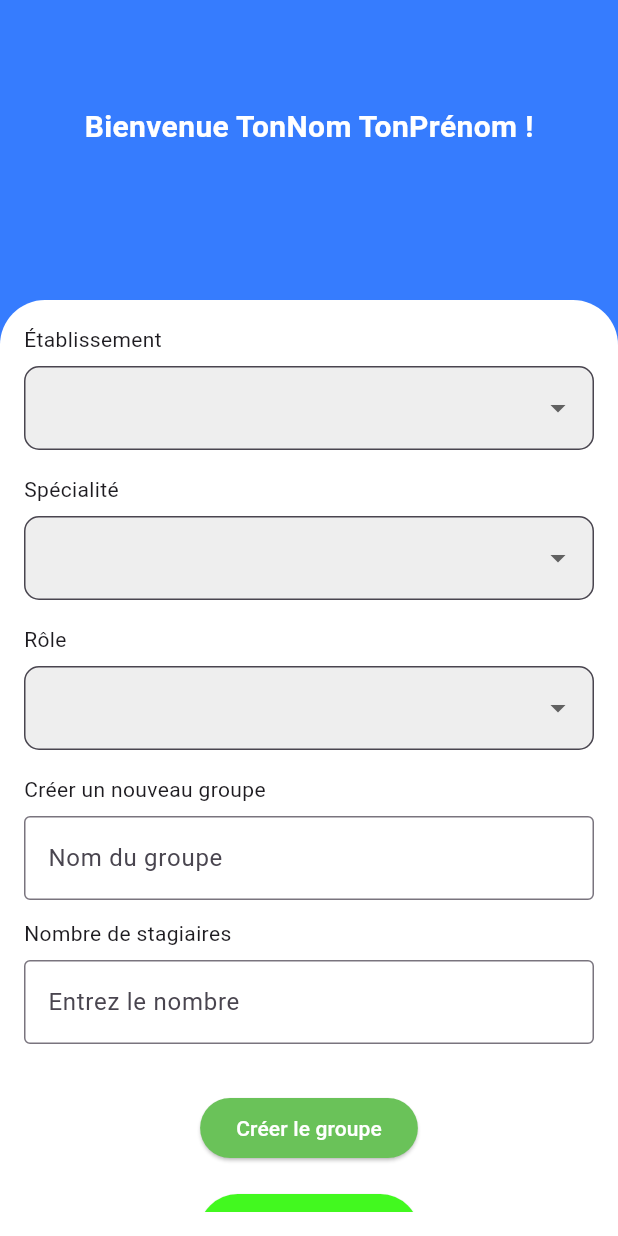
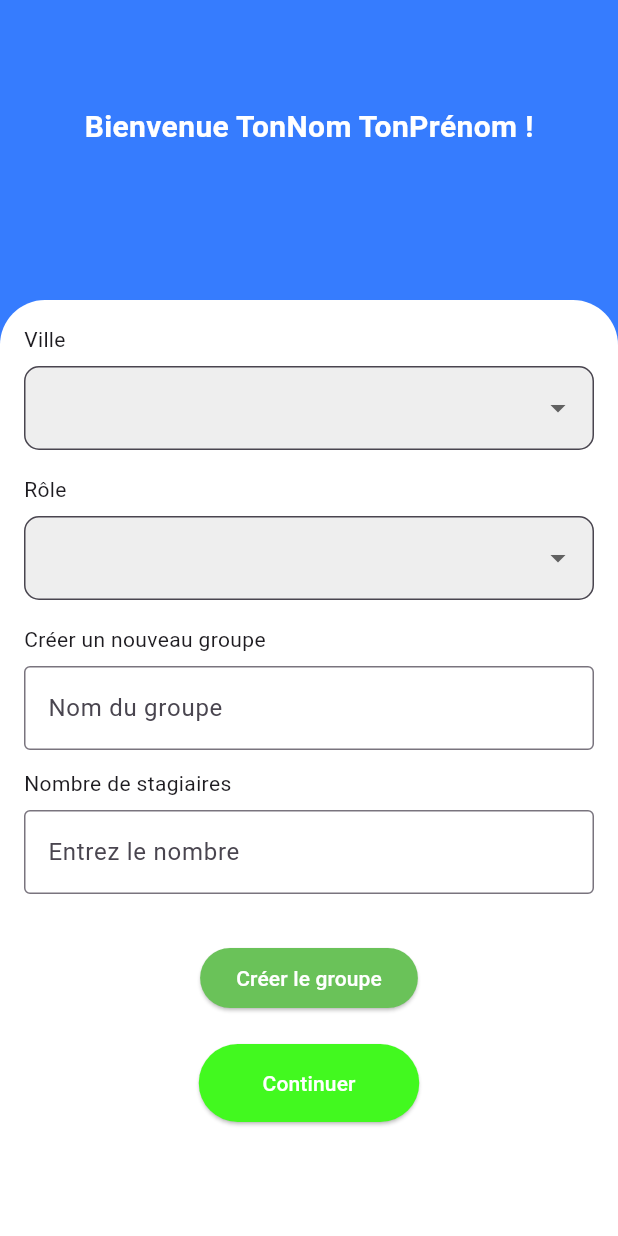
Before and after one commit to kack-tts/ofpptapp, a Flutter app: the HomeScreen screen opened directly, on a phone screen of 412 x 824 dp. Run offline on Flutter 3.47's test engine with Material 3 defaults, Android fonts, the phone set to English and light mode, and no system bars; our stand-ins replace image_picker, permission_handler, table_calendar, timezone; missing offline and left inert: device_calendar.

Commit message:
commit_1

```diff
--- a/lib/home_screen.dart
+++ b/lib/home_screen.dart
@@ -24,11 +24,27 @@ class _HomeScreenState extends State<HomeScreen> {
   String? selectedSpecialite;
   String? selectedGroup;
   String? selectedRole;
+  String? selectedVille;
+  String? selectedSecteur;
+
+  final Map<String, Map<String, List<String>>> villesData = {
+    "Casablanca": {
+      "Hay Hassani": ["CFIFJ", "CFPMS"],
+      "Sidi Maarouf": ["CFIFJ"],
+      "Sidi Moumen": ["CFPMS"],
+      "Tit Mellil": ["CFPMS"],
+    },
+    "Settat": {
+      "Centre Ville": ["CFPMS"],
+    },
+    "El Jadida": {
+      "Zone Industrielle": ["CFIFJ"],
+    },
+  };
 
   final TextEditingController _groupNameController = TextEditingController();
   int nombreStagiaires = 0;
   List<TextEditingController> stagiairesControllers = [];
-
   List<Map<String, dynamic>> groupes = [];
 
   void updateControllers(int count) {
@@ -60,6 +76,7 @@ class _HomeScreenState extends State<HomeScreen> {
     List<String> stagiaires = stagiairesControllers
         .map((e) => e.text.trim())
         .toList();
+
     if (stagiaires.any((name) => name.isEmpty)) {
       ScaffoldMessenger.of(context).showSnackBar(
         const SnackBar(
@@ -123,6 +140,69 @@ class _HomeScreenState extends State<HomeScreen> {
               ),
               child: ListView(
                 children: [
+                  // Ville
+                  const Text("Ville"),
+                  const SizedBox(height: 8),
+                  DropdownButtonFormField<String>(
+                    decoration: InputDecoration(
+                      filled: true,
+                      fillColor: Colors.grey[200],
+                      border: OutlineInputBorder(
+                        borderRadius: BorderRadius.circular(10),
+                      ),
+                    ),
+                    items: villesData.keys
+                        .map(
+                          (ville) => DropdownMenuItem(
+                            value: ville,
+                            child: Text(ville),
+                          ),
+                        )
+                        .toList(),
+                    value: selectedVille,
+                    onChanged: (value) {
+                      setState(() {
+                        selectedVille = value;
+                        selectedSecteur = null;
+                        selectedEtablissement = null;
+                      });
+                    },
+                  ),
+                  const SizedBox(height: 16),
+
+                  // Secteur
+                  if (selectedVille != null) ...[
+                    const Text("Secteur"),
+                    const SizedBox(height: 8),
+                    DropdownButtonFormField<String>(
+                      decoration: InputDecoration(
+                        filled: true,
+                        fillColor: Colors.grey[200],
+                        border: OutlineInputBorder(
+                          borderRadius: BorderRadius.circular(10),
+                        ),
+                      ),
+                      items: villesData[selectedVille]!.keys
+                          .map(
+                            (secteur) => DropdownMenuItem(
+                              value: secteur,
+                              child: Text(secteur),
+                            ),
+                          )
+                          .toList(),
+                      value: selectedSecteur,
+                      onChanged: (value) {
+                        setState(() {
+                          selectedSecteur = value;
+                          selectedEtablissement = null;
+                        });
+                      },
+                    ),
+                    const SizedBox(height: 16),
+                  ],
+
+                  // Établissement
+                  if (selectedSecteur != null) ...[
                     const Text("Établissement"),
                     const SizedBox(height: 8),
                     DropdownButtonFormField<String>(
@@ -133,16 +213,26 @@ class _HomeScreenState extends State<HomeScreen> {
                           borderRadius: BorderRadius.circular(10),
                         ),
                       ),
-                    items: const [
-                      DropdownMenuItem(value: "cfifj", child: Text("CFIFJ")),
-                      DropdownMenuItem(value: "cfpms", child: Text("CFPMS")),
-                    ],
+                      items: villesData[selectedVille]![selectedSecteur]!
+                          .map(
+                            (etab) => DropdownMenuItem(
+                              value: etab,
+                              child: Text(etab),
+                            ),
+                          )
+                          .toList(),
                       value: selectedEtablissement,
-                    onChanged: (value) =>
-                        setState(() => selectedEtablissement = value),
+                      onChanged: (value) {
+                        setState(() {
+                          selectedEtablissement = value;
+                        });
+                      },
                     ),
                     const SizedBox(height: 16),
+                  ],
 
+                  // Spécialité
+                  if (selectedEtablissement != null) ...[
                     const Text("Spécialité"),
                     const SizedBox(height: 8),
                     DropdownButtonFormField<String>(
@@ -196,7 +286,9 @@ class _HomeScreenState extends State<HomeScreen> {
                           setState(() => selectedSpecialite = value),
                     ),
                     const SizedBox(height: 16),
+                  ],
 
+                  // Rôle
                   const Text("Rôle"),
                   const SizedBox(height: 8),
                   DropdownButtonFormField<String>(
@@ -226,6 +318,7 @@ class _HomeScreenState extends State<HomeScreen> {
                   ),
                   const SizedBox(height: 16),
 
+                  // Groupes existants
                   if (groupes.isNotEmpty) ...[
                     const Text("Choisir un groupe existant"),
                     const SizedBox(height: 8),
@@ -252,6 +345,7 @@ class _HomeScreenState extends State<HomeScreen> {
                     const SizedBox(height: 20),
                   ],
 
+                  // Créer un nouveau groupe
                   const Text("Créer un nouveau groupe"),
                   const SizedBox(height: 8),
                   TextFormField(
@@ -283,6 +377,7 @@ class _HomeScreenState extends State<HomeScreen> {
                   ),
                   const SizedBox(height: 16),
 
+                  // Champs pour les noms des stagiaires
                   if (stagiairesControllers.isNotEmpty)
                     Column(
                       crossAxisAlignment: CrossAxisAlignment.start,
@@ -303,6 +398,7 @@ class _HomeScreenState extends State<HomeScreen> {
                     ),
                   const SizedBox(height: 16),
 
+                  // Bouton pour créer le groupe
                   Center(
                     child: ElevatedButton(
                       onPressed: createGroup,
@@ -320,6 +416,7 @@ class _HomeScreenState extends State<HomeScreen> {
                   ),
                   const SizedBox(height: 20),
 
+                  // Bouton Continuer
                   Center(
                     child: ElevatedButton(
                       style: ElevatedButton.styleFrom(
--- a/pubspec.yaml
+++ b/pubspec.yaml
@@ -38,6 +38,7 @@ dependencies:
   device_calendar: ^4.3.3
   permission_handler: ^12.0.1
   timezone: ^0.9.4
+  http: ^1.4.0
 
 
 dev_dependencies:
```
Also changed, not shown: lib/models/api_services.dart (added, +103 -0 lines), lib/test.dart (added), pubspec.lock, 12 other files. Lines whose indentation alone changed are shown as unchanged.
